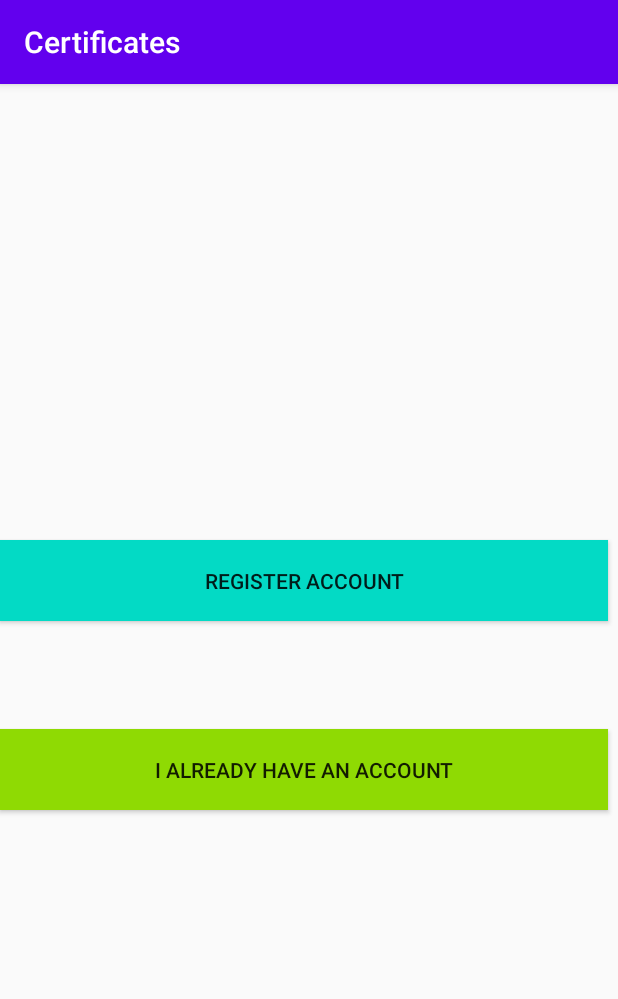
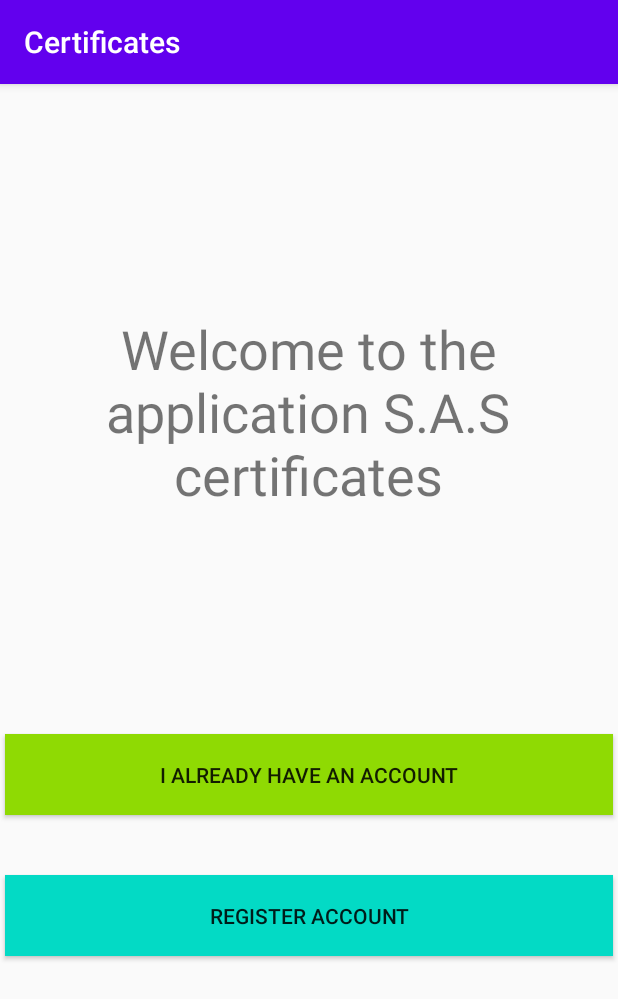
Before and after one commit to mgalcudia/Android_Certificados, an Android app: the screen it shows after launch (MainActivity), on a phone screen of 412 x 824 dp. Shown: the top 999 px of the screen. Run offline under Robolectric (Android 15) with nearby library versions, the phone set to English and light mode, and no system bars; our stand-ins replace Firebase (no records; nobody signed in at launch, a user with empty details on screens opened directly).

Commit message:
Mensaje de bienvenida y margenes botones

```diff
--- a/app/src/main/AndroidManifest.xml
+++ b/app/src/main/AndroidManifest.xml
@@ -11,7 +11,8 @@
         android:roundIcon="@mipmap/ic_launcher_round"
         android:supportsRtl="true"
         android:theme="@style/AppTheme">
-        <activity android:name=".PruebaActivity"></activity>
+        <activity android:name=".AgregarActivity"></activity>
+        <activity android:name=".PruebaActivity" />
         <activity android:name=".InicioActivity" />
         <activity android:name=".RegistroActivity" />
         <activity android:name=".LoginActivity" />
--- a/app/src/main/res/layout/activity_main.xml
+++ b/app/src/main/res/layout/activity_main.xml
@@ -7,32 +7,41 @@
     tools:context=".MainActivity">
 
 
+    <TextView
+        android:id="@+id/textViewBienvenida"
+        android:layout_width="324dp"
+        android:layout_height="141dp"
+        android:layout_marginTop="152dp"
+        android:text="@string/textViewBienvenida"
+        android:textAlignment="center"
+        android:textSize="36sp"
+        app:layout_constraintEnd_toEndOf="parent"
+        app:layout_constraintHorizontal_bias="0.494"
+        app:layout_constraintStart_toStartOf="parent"
+        app:layout_constraintTop_toTopOf="parent" />
+
     <Button
         android:id="@+id/btnirRegistro"
         android:layout_width="405dp"
         android:layout_height="54dp"
-        android:layout_marginTop="304dp"
+        android:layout_marginTop="40dp"
+        android:background="@color/colorAccent"
+        android:onClick="irRegistrar"
+
         android:text="@string/btnirRegistro"
-        android:onClick="irRegistrar"
-        android:background="@color/colorAccent"
         app:layout_constraintEnd_toEndOf="parent"
-        app:layout_constraintHorizontal_bias="0.0"
         app:layout_constraintStart_toStartOf="parent"
-        app:layout_constraintTop_toTopOf="parent"
-        tools:ignore="OnClick" />
+        app:layout_constraintTop_toBottomOf="@+id/btnirLoguin" />
 
     <Button
         android:id="@+id/btnirLoguin"
         android:layout_width="405dp"
         android:layout_height="54dp"
-        android:layout_marginTop="72dp"
-        android:text="@string/btnirLoguin"
+        android:layout_marginTop="140dp"
         android:background="#8FDA03"
         android:onClick="irLoguin"
-        app:layout_constraintBottom_toBottomOf="parent"
+        android:text="@string/btnirLoguin"
         app:layout_constraintEnd_toEndOf="parent"
-        app:layout_constraintHorizontal_bias="0.0"
         app:layout_constraintStart_toStartOf="parent"
-        app:layout_constraintTop_toBottomOf="@+id/btnirRegistro"
-        app:layout_constraintVertical_bias="0.0" />
+        app:layout_constraintTop_toBottomOf="@+id/textViewBienvenida" />
 </androidx.constraintlayout.widget.ConstraintLayout>
```
Also changed, not shown: app/src/main/java/com/proyecto/Certificado/AgregarActivity.java (added, +14 -0 lines), app/src/main/res/layout/activity_agregar.xml (added, +19 -0 lines), app/src/main/res/layout/activity_inicio.xml (+9 -8 lines).
